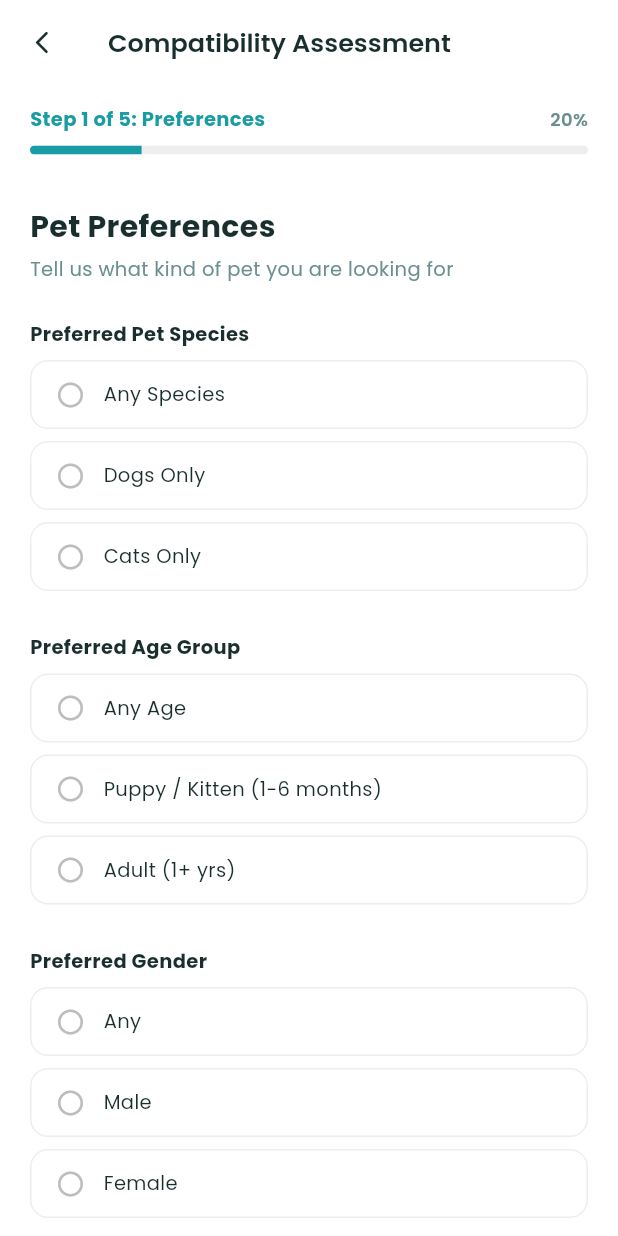
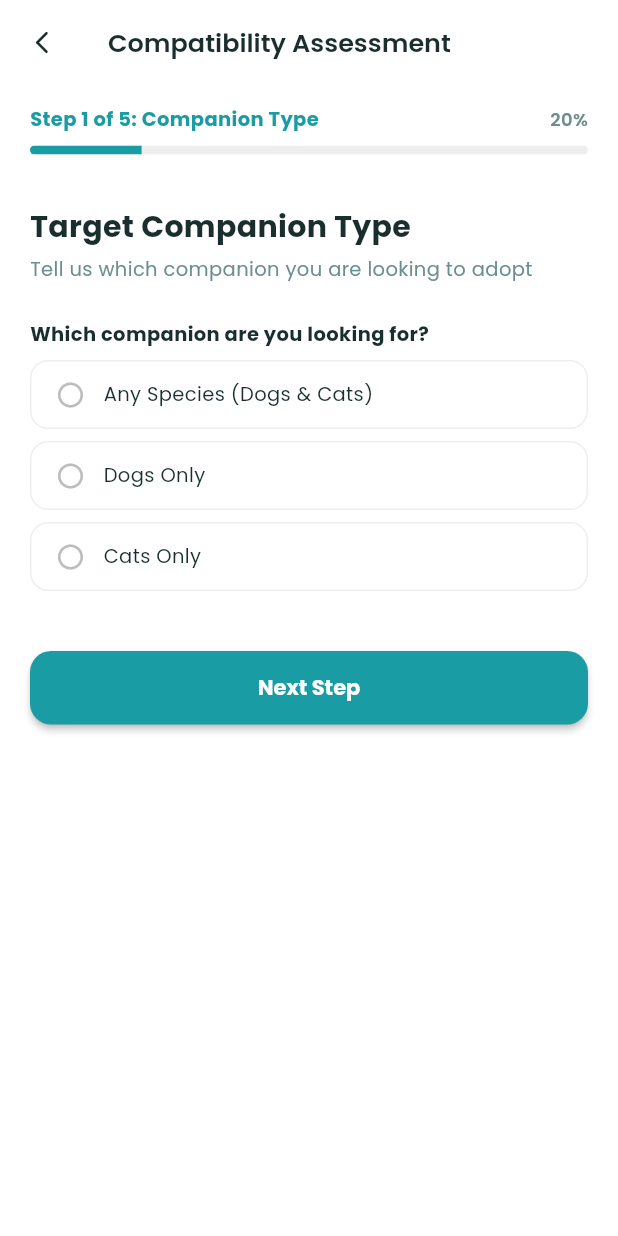
Before and after one commit to Narubotttttttt/petadopt-mobile, a Flutter app: the MatchQuizScreen screen opened by its route, on a phone screen of 412 x 824 dp. Run offline on Flutter 3.47's test engine with Material 3 defaults, Android fonts, the phone set to English and light mode, and no system bars; our stand-ins replace firebase_auth, firebase_core, firebase_messaging, flutter_local_notifications, google_fonts, image_picker and 1 more; accounts and stored records are empty; network calls fail.

Commit message:
fix recommendation dart

```diff
--- a/lib/screens/recommendation/match_quiz_screen.dart
+++ b/lib/screens/recommendation/match_quiz_screen.dart
@@ -3,7 +3,8 @@ import 'package:google_fonts/google_fonts.dart';
 import 'package:mobile_petadopt/screens/pets/pet_detail_screen.dart';
 import 'package:mobile_petadopt/services/api_service.dart';
 import 'package:mobile_petadopt/theme/app_theme.dart';
-import 'package:mobile_petadopt/widgets/pet_recommendation_loader.dart';
+import 'package:mobile_petadopt/widgets/ai_recommendation_hero.dart';
+import 'package:shared_preferences/shared_preferences.dart';
 
 class MatchQuizScreen extends StatefulWidget {
   final bool isEmbeddedInTab;
@@ -22,15 +23,14 @@ class _MatchQuizScreenState extends State<MatchQuizScreen> {
   bool _isLoading = false;
   bool _showResults = false;
   bool _isLocked = false;
+  bool _isCheckingLock = true;
+  bool _isLoadingRecommendations = false;
   List<Map<String, dynamic>> _recommendations = [];
   String _loadingStatus = 'Analyzing your living environment and lifestyle compatibility...';
   int _loadingStep = 1;
 
-  // Step 1: Basics & Appearance
+  // Step 1: Companion Type Selection
   String? _preferredSpecies;
-  String? _preferredAge;
-  String? _preferredGender;
-  String? _preferredColor;
 
   // Step 2: Living & Lifestyle
   String? _livingEnvironment;
@@ -59,9 +59,6 @@ class _MatchQuizScreenState extends State<MatchQuizScreen> {
 
   bool get _hasAnySelection =>
       _preferredSpecies != null ||
-      _preferredAge != null ||
-      _preferredGender != null ||
-      _preferredColor != null ||
       _livingEnvironment != null ||
       _activityLevel != null ||
       _petExperience != null ||
@@ -76,9 +73,6 @@ class _MatchQuizScreenState extends State<MatchQuizScreen> {
     setState(() {
       _currentStep = 0;
       _preferredSpecies = null;
-      _preferredAge = null;
-      _preferredGender = null;
-      _preferredColor = null;
       _livingEnvironment = null;
       _activityLevel = null;
       _petExperience = null;
@@ -94,19 +88,35 @@ class _MatchQuizScreenState extends State<MatchQuizScreen> {
   void initState() {
     super.initState();
     _checkBanStanding();
+    _checkCachedLockState();
     _loadSavedPreferences();
+  }
+
+  Future<void> _checkCachedLockState() async {
+    try {
+      final prefs = await SharedPreferences.getInstance();
+      final isLockedCached = prefs.getBool('quiz_locked') ?? false;
+      if (isLockedCached && mounted) {
+        setState(() {
+          _isLocked = true;
+        });
+      }
+    } catch (_) {}
   }
 
   Future<void> _loadSavedPreferences() async {
     try {
       final saved = await ApiService.getSavedPreferences();
       if (saved != null && mounted) {
+        try {
+          final prefs = await SharedPreferences.getInstance();
+          await prefs.setBool('quiz_locked', true);
+        } catch (_) {}
+
         setState(() {
           _isLocked = true;
+          _isCheckingLock = false;
           _preferredSpecies = saved['preferred_species']?.toString();
-          _preferredAge = saved['preferred_age']?.toString();
-          _preferredGender = saved['preferred_gender']?.toString();
-          _preferredColor = saved['preferred_color']?.toString();
           _livingEnvironment = saved['living_environment']?.toString();
           _activityLevel = saved['activity_level']?.toString();
           _petExperience = saved['pet_experience']?.toString();
@@ -133,22 +143,31 @@ class _MatchQuizScreenState extends State<MatchQuizScreen> {
             }
           }
         });
+        // Pre-fetch recommendations in background so they are ready when clicked,
+        // but DO NOT set _showResults = true!
         _fetchSavedRecommendations();
+        return;
       }
     } catch (_) {}
+    if (mounted) {
+      setState(() {
+        _isCheckingLock = false;
+      });
+    }
   }
 
   Future<void> _fetchSavedRecommendations() async {
     try {
       final recs = await ApiService.getRecommendations();
       final availableRecs = recs.where((pet) {
-        final status = pet['status']?.toString().toLowerCase();
-        return status == null || status == 'available';
+        final status = pet['status']?.toString().trim().toLowerCase();
+        return status == 'available';
       }).take(3).toList();
       if (mounted) {
         setState(() {
           _recommendations = availableRecs;
-          _showResults = true;
+          // CRITICAL: DO NOT auto-set _showResults = true here!
+          // The screen must stay on the locked profile review until the adopter taps 'View Recommended Pets'.
         });
       }
     } catch (_) {}
@@ -313,9 +332,9 @@ class _MatchQuizScreenState extends State<MatchQuizScreen> {
 
     final payload = {
       'preferred_species': _preferredSpecies ?? 'any',
-      'preferred_age': _preferredAge ?? 'any',
-      'preferred_gender': _preferredGender ?? 'any',
-      'preferred_color': _preferredColor ?? 'any',
+      'preferred_age': 'any',
+      'preferred_gender': 'any',
+      'preferred_color': 'any',
       'living_environment': _livingEnvironment ?? 'apartment',
       'activity_level': _activityLevel ?? 'moderate',
       'pet_experience': _petExperience ?? 'first_time',
@@ -349,8 +368,8 @@ class _MatchQuizScreenState extends State<MatchQuizScreen> {
 
       final recs = await recsFuture;
       final availableRecs = recs.where((pet) {
-        final status = pet['status']?.toString().toLowerCase();
-        return status == null || status == 'available';
+        final status = pet['status']?.toString().trim().toLowerCase();
+        return status == 'available';
       }).take(3).toList();
 
       // Ensure the full animated recommendation evaluation cycle finishes naturally (~3.4s total)
@@ -360,6 +379,9 @@ class _MatchQuizScreenState extends State<MatchQuizScreen> {
       }
 
       if (mounted) {
+        try {
+          SharedPreferences.getInstance().then((prefs) => prefs.setBool('quiz_locked', true));
+        } catch (_) {}
         setState(() {
           _isLocked = true;
           _recommendations = availableRecs;
@@ -383,7 +405,12 @@ class _MatchQuizScreenState extends State<MatchQuizScreen> {
   @override
   Widget build(BuildContext context) {
     return PopScope(
-      canPop: true,
+      canPop: !(_showResults && _isLocked),
+      onPopInvokedWithResult: (didPop, result) {
+        if (!didPop && _showResults && _isLocked) {
+          setState(() => _showResults = false);
+        }
+      },
       child: Scaffold(
         backgroundColor: AppTheme.background,
         appBar: AppBar(
@@ -393,16 +420,24 @@ class _MatchQuizScreenState extends State<MatchQuizScreen> {
               : IconButton(
                   icon: const Icon(Icons.arrow_back_ios_new_rounded, size: 18),
                   tooltip: 'Back',
-                  onPressed: () => Navigator.pop(context),
+                  onPressed: () {
+                    if (_showResults && _isLocked) {
+                      setState(() => _showResults = false);
+                    } else {
+                      Navigator.pop(context);
+                    }
+                  },
                 ),
           title: Text(
-            _showResults
-                ? 'Recommended Pet Matches'
-                : (_isLocked ? 'Compatibility Profile' : 'Compatibility Assessment'),
+            _isCheckingLock
+                ? 'Compatibility Assessment'
+                : (_showResults
+                    ? 'Recommended Pet Matches'
+                    : (_isLocked ? 'Compatibility Profile' : 'Compatibility Assessment')),
             style: GoogleFonts.poppins(fontSize: 17, fontWeight: FontWeight.w600),
           ),
           actions: [
-            if (!_showResults && !_isLoading && _hasAnySelection && !_isLocked)
+            if (!_showResults && !_isLoading && _hasAnySelection && !_isLocked && !_isCheckingLock)
               TextButton(
                 onPressed: _resetQuiz,
                 child: Text(
@@ -414,7 +449,7 @@ class _MatchQuizScreenState extends State<MatchQuizScreen> {
                   ),
                 ),
               ),
-            if (_isLocked && !_showResults)
+            if (_isLocked && !_showResults && !_isCheckingLock)
               Container(
                 margin: const EdgeInsets.only(right: 14),
                 padding: const EdgeInsets.symmetric(horizontal: 10, vertical: 4),
@@ -441,11 +476,51 @@ class _MatchQuizScreenState extends State<MatchQuizScreen> {
               ),
           ],
         ),
-        body: _isLoading
-            ? _buildLoadingState()
-            : _showResults
-                ? _buildResultsView()
-                : (_isLocked ? _buildLockedProfileView() : _buildQuizView()),
+        body: _isCheckingLock
+            ? _buildInitialLoadingState()
+            : (_isLoading
+                ? _buildLoadingState()
+                : _showResults
+                    ? _buildResultsView()
+                    : (_isLocked ? _buildLockedProfileView() : _buildQuizView())),
+      ),
+    );
+  }
+
+  Widget _buildInitialLoadingState() {
+    return Center(
+      child: Column(
+        mainAxisAlignment: MainAxisAlignment.center,
+        children: [
+          Container(
+            width: 76,
+            height: 76,
+            decoration: const BoxDecoration(
+              color: AppTheme.primaryLight,
+              shape: BoxShape.circle,
+            ),
+            child: const Center(
+              child: LuminousAiOrb(size: 44),
+            ),
+          ),
+          const SizedBox(height: 22),
+          Text(
+            'Checking Compatibility Profile...',
+            style: GoogleFonts.poppins(
+              fontSize: 14,
+              fontWeight: FontWeight.w600,
+              color: AppTheme.textPrimary,
+            ),
+          ),
+          const SizedBox(height: 6),
+          Text(
+            'Verifying your shelter assessment status',
+            style: GoogleFonts.poppins(
+              fontSize: 12,
+              color: AppTheme.textSecondary,
+            ),
+          ),
+        ],
       ),
     );
   }
@@ -457,10 +532,22 @@ class _MatchQuizScreenState extends State<MatchQuizScreen> {
         child: Column(
           mainAxisAlignment: MainAxisAlignment.center,
           children: [
-            const PetRecommendationLoader(
-              size: 130,
-              color: Color(0xFF1E293B),
-              withSparkles: true,
+            Container(
+              width: 140,
+              height: 140,
+              decoration: BoxDecoration(
+                shape: BoxShape.circle,
+                boxShadow: [
+                  BoxShadow(
+                    color: AppTheme.primary.withValues(alpha: 0.22),
+                    blurRadius: 36,
+                    spreadRadius: 8,
+                  ),
+                ],
+              ),
+              child: const Center(
+                child: LuminousAiOrb(size: 112),
+              ),
             ),
             const SizedBox(height: 32),
             Text(
@@ -512,19 +599,7 @@ class _MatchQuizScreenState extends State<MatchQuizScreen> {
   void _handleNextStep() {
     if (_currentStep == 0) {
       if (_preferredSpecies == null) {
-        _showValidationError('Please select a preferred species (or Any Species).');
-        return;
-      }
-      if (_preferredAge == null) {
-        _showValidationError('Please select a preferred age group (or Any Age).');
-        return;
-      }
-      if (_preferredGender == null) {
-        _showValidationError('Please select a preferred gender (or Any).');
-        return;
-      }
-      if (_preferredColor == null) {
-        _showValidationError('Please select a preferred coat color (or Any Color).');
+        _showValidationError('Please select which companion you are looking to adopt (or Any Species).');
         return;
       }
     } else if (_currentStep == 1) {
@@ -648,7 +723,7 @@ class _MatchQuizScreenState extends State<MatchQuizScreen> {
 
   Widget _buildProgressBar() {
     final titles = [
-      'Preferences',
+      'Companion Type',
       'Living Space',
       'Experience',
       'Personality',
@@ -688,116 +763,34 @@ class _MatchQuizScreenState extends State<MatchQuizScreen> {
     );
   }
 
-  List<String> get _currentColorOptions {
-    if (_preferredSpecies == 'dog') {
-      return const [
-        'Any Color',
-        'Black',
-        'Brown/Tan',
-        'White',
-        'Golden/Cream',
-        'Brindle',
-        'Tricolor',
-        'Gray',
-      ];
-    } else if (_preferredSpecies == 'cat') {
-      return const [
-        'Any Color',
-        'Orange/Ginger',
-        'Black',
-        'White',
-        'Brown',
-        'Calico',
-        'Tortoiseshell',
-        'Tabby/Striped',
-        'Gray',
-      ];
-    } else {
-      return const [
-        'Any Color',
-        'Black',
-        'Brown/Tan',
-        'White',
-        'Golden/Cream',
-        'Orange/Ginger',
-        'Tricolor/Calico',
-        'Tabby/Brindle',
-        'Gray',
-      ];
-    }
-  }
-
-  // STEP 1: Species, Age, Gender, Color
+  // STEP 1: Target Companion Type
   Widget _buildStep1() {
     return Column(
       crossAxisAlignment: CrossAxisAlignment.start,
       children: [
-        Text('Pet Preferences', style: GoogleFonts.poppins(fontSize: 20, fontWeight: FontWeight.w700, color: AppTheme.textPrimary)),
+        Text(
+          'Target Companion Type',
+          style: GoogleFonts.poppins(
+            fontSize: 20,
+            fontWeight: FontWeight.w700,
+            color: AppTheme.textPrimary,
+          ),
+        ),
         const SizedBox(height: 4),
-        Text('Tell us what kind of pet you are looking for', style: GoogleFonts.poppins(fontSize: 13, color: AppTheme.textSecondary)),
+        Text(
+          'Tell us which companion you are looking to adopt',
+          style: GoogleFonts.poppins(fontSize: 13, color: AppTheme.textSecondary),
+        ),
         const SizedBox(height: 24),
-        _buildSectionTitle('Preferred Pet Species'),
+        _buildSectionTitle('Which companion are you looking for?'),
         _buildRadioGroup(
           options: [
-            {'val': 'any', 'label': 'Any Species'},
+            {'val': 'any', 'label': 'Any Species (Dogs & Cats)'},
             {'val': 'dog', 'label': 'Dogs Only'},
             {'val': 'cat', 'label': 'Cats Only'},
           ],
           selected: _preferredSpecies,
-          onSelected: (val) {
-            setState(() {
-              if (_preferredSpecies != val) {
-                _preferredSpecies = val;
-                if (_preferredColor != null &&
-                    _preferredColor != 'any' &&
-                    !_currentColorOptions.contains(_preferredColor)) {
-                  _preferredColor = null;
-                }
-              }
-            });
-          },
-        ),
-        const SizedBox(height: 20),
-        _buildSectionTitle('Preferred Age Group'),
-        _buildRadioGroup(
-          options: [
-            {'val': 'any', 'label': 'Any Age'},
-            {
-              'val': 'kitten_puppy',
-              'label': _preferredSpecies == 'dog'
-                  ? 'Puppy (1-6 months)'
-                  : (_preferredSpecies == 'cat'
-                      ? 'Kitten (1-6 months)'
-                      : 'Puppy / Kitten (1-6 months)'),
-            },
-            {'val': 'adult', 'label': 'Adult (1+ yrs)'},
-          ],
-          selected: _preferredAge,
-          onSelected: (val) => setState(() => _preferredAge = val),
-        ),
-        const SizedBox(height: 20),
-        _buildSectionTitle('Preferred Gender'),
-        _buildRadioGroup(
-          options: [
-            {'val': 'any', 'label': 'Any'},
-            {'val': 'male', 'label': 'Male'},
-            {'val': 'female', 'label': 'Female'},
-          ],
-          selected: _preferredGender,
-          onSelected: (val) => setState(() => _preferredGender = val),
-        ),
-        const SizedBox(height: 20),
-        _buildSectionTitle(_preferredSpecies == 'dog'
-            ? 'Preferred Dog Coat Color'
-            : (_preferredSpecies == 'cat'
-                ? 'Preferred Cat Coat Color'
-                : 'Preferred Coat Color')),
-        _buildChipGroup(
-          options: _currentColorOptions,
-          selected: _preferredColor == 'any' ? 'Any Color' : _preferredColor,
-          onSelected: (val) {
-            setState(() => _preferredColor = val == 'Any Color' ? 'any' : val);
-          },
+          onSelected: (val) => setState(() => _preferredSpecies = val),
         ),
       ],
     );
@@ -1024,15 +1017,12 @@ class _MatchQuizScreenState extends State<MatchQuizScreen> {
 
         const SizedBox(height: 20),
 
-        // Section 1: Pet Preferences Summary
+        // Section 1: Target Companion Type Summary
         _buildReviewSectionCard(
-          title: 'Pet Preferences',
+          title: 'Target Companion Type',
           stepIndex: 0,
           rows: [
             {'label': 'Species', 'val': _getSpeciesLabel()},
-            {'label': 'Age Group', 'val': _getAgeLabel()},
-            {'label': 'Gender', 'val': _getGenderLabel()},
-            {'label': 'Coat Color', 'val': _getColorLabel()},
           ],
         ),
 
@@ -1248,10 +1238,31 @@ class _MatchQuizScreenState extends State<MatchQuizScreen> {
           SizedBox(
             width: double.infinity,
             child: ElevatedButton.icon(
-              onPressed: () => setState(() => _showResults = true),
-              icon: const Icon(Icons.pets_rounded, size: 18),
+              onPressed: _isLoadingRecommendations
+                  ? null
+                  : () async {
+                      if (_recommendations.isEmpty) {
+                        setState(() => _isLoadingRecommendations = true);
+                        await _fetchSavedRecommendations();
+                        if (mounted) {
+                          setState(() {
+                            _isLoadingRecommendations = false;
+                            _showResults = true;
+                          });
+                        }
+                      } else {
+                        setState(() => _showResults = true);
+                      }
+                    },
+              icon: _isLoadingRecommendations
+                  ? const SizedBox(
+                      width: 18,
+                      height: 18,
+                      child: CircularProgressIndicator(strokeWidth: 2, color: Colors.white),
+                    )
+                  : const Icon(Icons.pets_rounded, size: 18),
               label: Text(
-                'View Recommended Pets',
+                _isLoadingRecommendations ? 'Loading Recommendations...' : 'View Recommended Pets',
                 style: GoogleFonts.poppins(fontSize: 14, fontWeight: FontWeight.w700),
               ),
               style: ElevatedButton.styleFrom(
@@ -1273,14 +1284,11 @@ class _MatchQuizScreenState extends State<MatchQuizScreen> {
           const SizedBox(height: 12),
 
           _buildReviewSectionCard(
-            title: 'Pet Preferences',
+            title: 'Target Companion Type',
             stepIndex: 0,
             showEditButton: false,
             rows: [
               {'label': 'Species', 'val': _getSpeciesLabel()},
-              {'label': 'Age Group', 'val': _getAgeLabel()},
-              {'label': 'Gender', 'val': _getGenderLabel()},
-              {'label': 'Coat Color', 'val': _getColorLabel()},
             ],
           ),
 
@@ -1359,26 +1367,7 @@ class _MatchQuizScreenState extends State<MatchQuizScreen> {
     return 'Any Species (Dogs & Cats)';
   }
 
-  String _getAgeLabel() {
-    if (_preferredAge == 'kitten_puppy') {
-      return _preferredSpecies == 'dog'
-          ? 'Puppy (1-6 months)'
-          : (_preferredSpecies == 'cat' ? 'Kitten (1-6 months)' : 'Puppy / Kitten (1-6 months)');
-    }
-    if (_preferredAge == 'adult') return 'Adult (1+ yrs)';
-    return 'Any Age';
-  }
-
-  String _getGenderLabel() {
-    if (_preferredGender == 'male') return 'Male';
-    if (_preferredGender == 'female') return 'Female';
-    return 'Any Gender';
-  }
-
-  String _getColorLabel() {
-    if (_preferredColor == null || _preferredColor == 'any') return 'Any Color';
-    return _preferredColor!;
-  }
+
 
   String _getResidenceLabel() {
     if (_livingEnvironment == 'apartment') return 'Apartment / Condominium';
@@ -1460,42 +1449,7 @@ class _MatchQuizScreenState extends State<MatchQuizScreen> {
     );
   }
 
-  Widget _buildChipGroup({
-    required List<String> options,
-    required String? selected,
-    required Function(String) onSelected,
-  }) {
-    return Wrap(
-      spacing: 8,
-      runSpacing: 8,
-      children: options.map((opt) {
-        final isSelected = opt == selected;
-        return ChoiceChip(
-          label: Text(
-            opt,
-            style: GoogleFonts.poppins(
-              fontSize: 12,
-              fontWeight: isSelected ? FontWeight.w700 : FontWeight.w500,
-              color: isSelected ? AppTheme.primaryDark : AppTheme.textPrimary,
-            ),
-          ),
-          selected: isSelected,
-          selectedColor: AppTheme.primaryLight,
-          backgroundColor: Colors.white,
-          showCheckmark: true,
-          checkmarkColor: AppTheme.primaryDark,
-          shape: RoundedRectangleBorder(
-            borderRadius: BorderRadius.circular(10),
-            side: BorderSide(
-              color: isSelected ? AppTheme.primary : Colors.grey.shade300,
-              width: isSelected ? 1.5 : 1,
-            ),
-          ),
-          onSelected: (_) => onSelected(opt),
-        );
-      }).toList(),
-    );
-  }
+
 
   // RESULTS VIEW
   Widget _buildResultsView() {
@@ -1530,9 +1484,12 @@ class _MatchQuizScreenState extends State<MatchQuizScreen> {
       );
     }
 
+    final hasBottomAction = _isLocked;
+    final totalItems = _recommendations.length + 1 + (hasBottomAction ? 1 : 0);
+
     return ListView.builder(
       padding: EdgeInsets.fromLTRB(16, 16, 16, bottomInset),
-      itemCount: _recommendations.length + 1,
+      itemCount: totalItems,
       itemBuilder: (context, index) {
         if (index == 0) {
           return Container(
@@ -1559,10 +1516,7 @@ class _MatchQuizScreenState extends State<MatchQuizScreen> {
                     ],
                   ),
                   child: const Center(
-                    child: PetRecommendationIcon(
-                      size: 32,
-                      color: Color(0xFF1E293B),
-                    ),
+                    child: LuminousAiOrb(size: 34),
                   ),
                 ),
                 const SizedBox(width: 14),
@@ -1604,8 +1558,37 @@ class _MatchQuizScreenState extends State<MatchQuizScreen> {
           );
         }
 
+        if (hasBottomAction && index > _recommendations.length) {
+          return Padding(
+            padding: const EdgeInsets.only(top: 8, bottom: 20),
+            child: Center(
+              child: OutlinedButton.icon(
+                onPressed: () => setState(() => _showResults = false),
+                icon: const Icon(Icons.assignment_outlined, size: 16),
+                label: Text(
+                  'View Saved Preferences Summary',
+                  style: GoogleFonts.poppins(fontSize: 12.5, fontWeight: FontWeight.w600),
+                ),
+                style: OutlinedButton.styleFrom(
+                  side: BorderSide(color: AppTheme.primary.withValues(alpha: 0.5)),
+                  foregroundColor: AppTheme.primary,
+                  shape: RoundedRectangleBorder(borderRadius: BorderRadius.circular(12)),
+                  padding: const EdgeInsets.symmetric(horizontal: 16, vertical: 10),
+                ),
+              ),
+            ),
+          );
+        }
+
+        if (index - 1 < 0 || index - 1 >= _recommendations.length) {
+          return const SizedBox.shrink();
+        }
+
         final pet = _recommendations[index - 1];
-        final matchPct = (pet['match_percentage'] as num?)?.toDouble() ?? 80.0;
+        final rawPct = pet['match_percentage'] ?? pet['match_score'];
+        final double matchPct = rawPct is num
+            ? rawPct.toDouble()
+            : (double.tryParse(rawPct.toString().replaceAll('%', '').trim()) ?? 80.0);
         final reasons = (pet['match_reasons'] as List<dynamic>?)?.map((e) => e.toString()).toList() ?? [];
 
         return Card(
```
Also changed, not shown: lib/screens/pets/pet_detail_screen.dart (+6 -1 lines), lib/widgets/pet_card.dart (+8 -2 lines).
